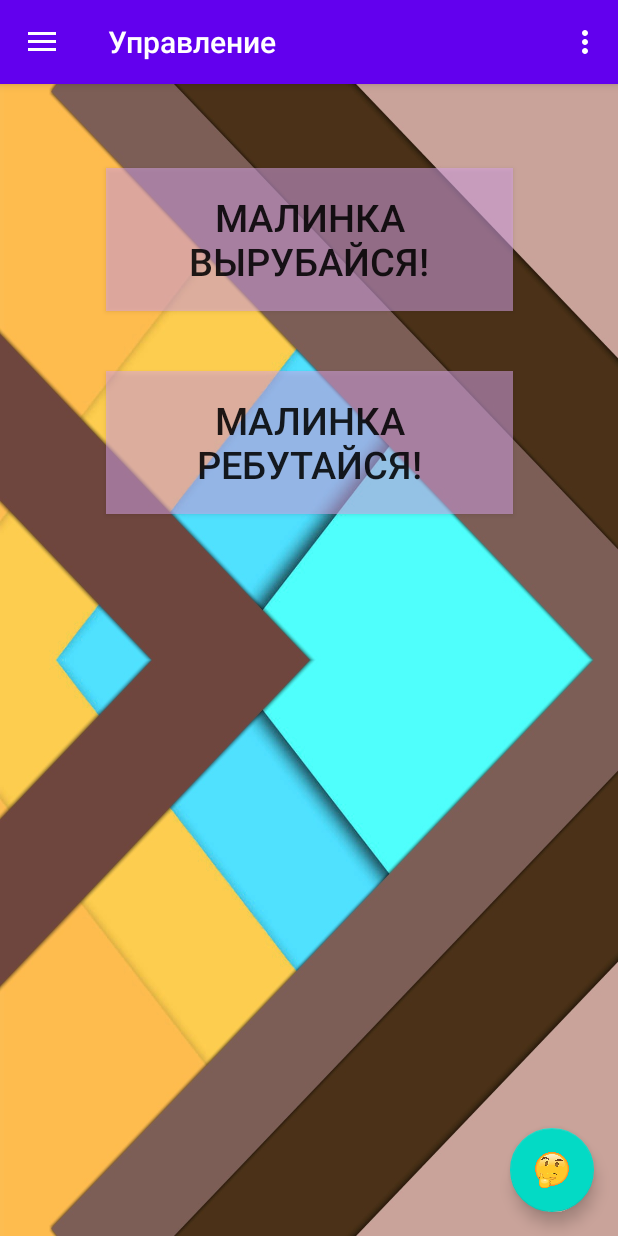
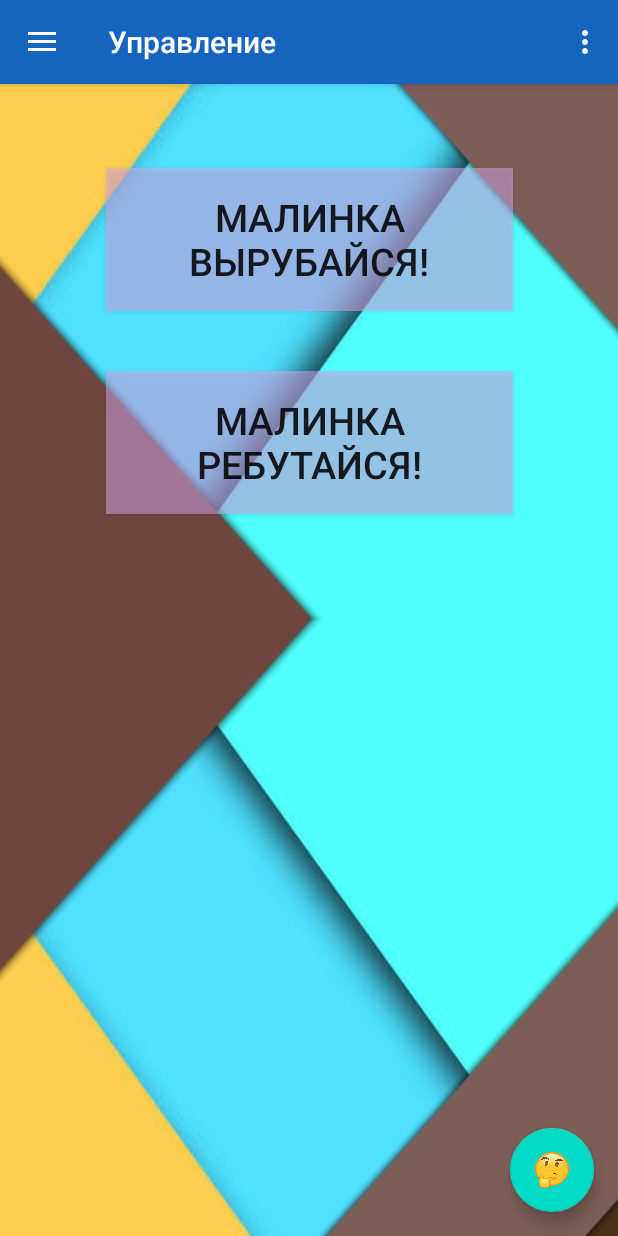
Before and after one commit to Dehta-Hun/MalinaIsDown2_0, an Android app: the screen it shows after launch (MainActivity), on a phone screen of 412 x 824 dp. Run offline under Robolectric (Android 15) with nearby library versions, the phone set to English and light mode, and no system bars; our stand-ins replace navigation-ui.

Commit message:
optimization pics
теперь не лагает

```diff
--- a/app/src/main/res/layout/activity_main.xml
+++ b/app/src/main/res/layout/activity_main.xml
@@ -5,6 +5,7 @@
     android:id="@+id/drawer_layout"
     android:layout_width="match_parent"
     android:layout_height="match_parent"
+    android:background="@drawable/backgr"
     android:fitsSystemWindows="true"
     tools:openDrawer="start">
 
--- a/app/src/main/res/layout/app_bar_main.xml
+++ b/app/src/main/res/layout/app_bar_main.xml
@@ -15,7 +15,7 @@
             android:id="@+id/toolbar"
             android:layout_width="match_parent"
             android:layout_height="?attr/actionBarSize"
-            android:background="?attr/colorPrimary"
+            android:background="#1565C0"
             app:popupTheme="@style/AppTheme.PopupOverlay" />
 
     </com.google.android.material.appbar.AppBarLayout>
--- a/app/src/main/res/layout/content_main.xml
+++ b/app/src/main/res/layout/content_main.xml
@@ -4,7 +4,6 @@
     xmlns:tools="http://schemas.android.com/tools"
     android:layout_width="match_parent"
     android:layout_height="match_parent"
-    android:background="@drawable/backgr"
     app:layout_behavior="@string/appbar_scrolling_view_behavior"
     tools:showIn="@layout/app_bar_main">
 
```
Also changed, not shown: app/src/main/res/drawable/backgr.png, app/src/main/res/drawable/logo.png.
